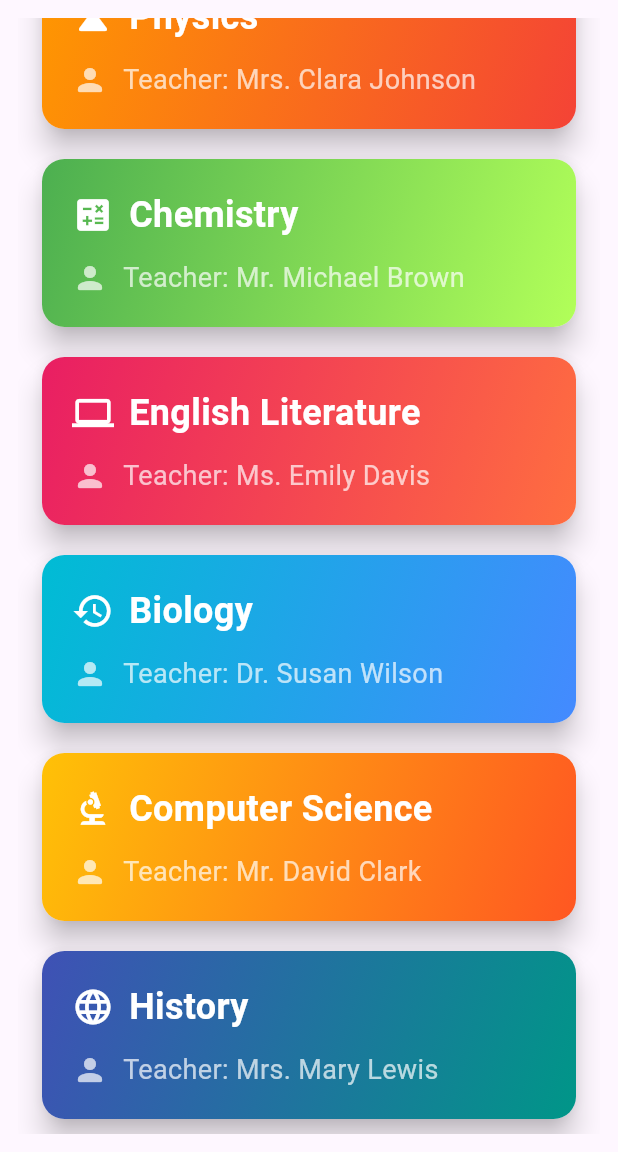
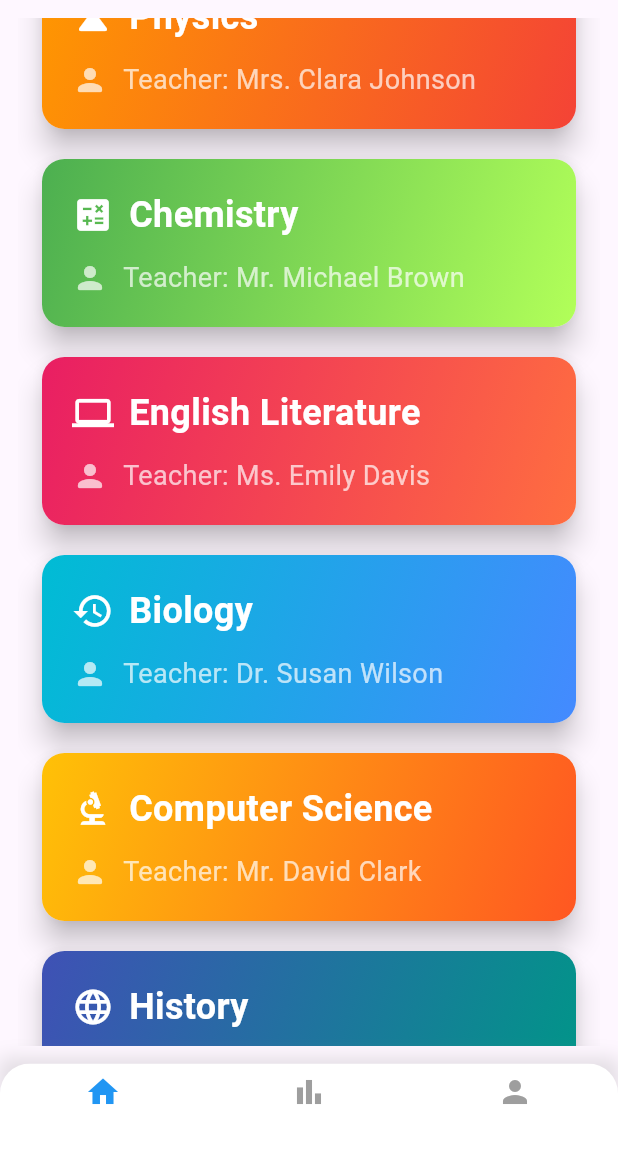
Before and after one commit to keyur653/kjit_hackathon, a Flutter app: the screen it shows after launch, scrolled down 180 dp, on a phone screen of 412 x 824 dp, the part 84-1236 px from its top. Run offline on Flutter 3.47's test engine with Material 3 defaults, Android fonts, the phone set to English and light mode, and no system bars; our stand-ins replace font_awesome_flutter, geolocator, image_picker.

Commit message:
Bottom NavBar

```diff
--- /dev/null
+++ b/attendance_app/lib/bnav.dart
@@ -0,0 +1,71 @@
+import 'package:attendance_app/pages/classes.dart';
+import 'package:attendance_app/pages/classes_2.dart';
+import 'package:flutter/material.dart';
+
+class BottomNavBar extends StatefulWidget {
+  const BottomNavBar({super.key});
+
+  @override
+  State<BottomNavBar> createState() => _BottomNavBarState();
+}
+
+class _BottomNavBarState extends State<BottomNavBar> {
+  int _selectedIndex = 0;
+
+  static List<Widget> _widgetOptions = <Widget>[
+    SubjectListScreen(),
+    SubjectListScreen2(),
+    SubjectListScreen(),
+  ];
+
+  void _onItemTapped(int index) {
+    setState(() {
+      _selectedIndex = index;
+    });
+  }
+
+  @override
+  Widget build(BuildContext context) {
+    return Scaffold(
+      body: Center(
+        child: _widgetOptions.elementAt(_selectedIndex),
+      ),
+      bottomNavigationBar: Container(
+        decoration: BoxDecoration(
+          boxShadow: [
+            BoxShadow(
+              color: Colors.grey.withOpacity(0.3),
+              spreadRadius: 1,
+              blurRadius: 10,
+              offset: const Offset(0, -3),
+            ),
+          ],
+        ),
+        child: ClipRRect(
+          borderRadius: const BorderRadius.only(
+            topLeft: Radius.circular(20.0),
+            topRight: Radius.circular(20.0),
+          ),
+          child: BottomNavigationBar(
+            items: const <BottomNavigationBarItem>[
+              BottomNavigationBarItem(icon: Icon(Icons.home), label: ''),
+              BottomNavigationBarItem(
+                icon: Icon(Icons.bar_chart),
+                label: '',
+              ),
+              BottomNavigationBarItem(icon: Icon(Icons.person), label: ''),
+            ],
+            currentIndex: _selectedIndex,
+            selectedItemColor: Colors.blue,
+            unselectedItemColor: Colors.grey,
+            showUnselectedLabels: true,
+            type: BottomNavigationBarType.fixed,
+            backgroundColor: Colors.white,
+            elevation: 0,
+            onTap: _onItemTapped,
+          ),
+        ),
+      ),
+    );
+  }
+}
--- a/attendance_app/lib/main.dart
+++ b/attendance_app/lib/main.dart
@@ -1,4 +1,5 @@
-import 'package:attendance_app/classes.dart';
+import 'package:attendance_app/bnav.dart';
+import 'package:attendance_app/pages/classes.dart';
 import 'package:attendance_app/pages/login.dart';
 import 'package:attendance_app/widgets/sign_up.dart';
 import 'package:flutter/material.dart';
@@ -21,7 +22,7 @@ class MyApp extends StatelessWidget {
         useMaterial3: true,
       ),
       // home:  AddItemPage(),
-      home: SubjectListScreen(),
+      home: BottomNavBar(),
     );
   }
 }
```
Also changed, not shown: attendance_app/lib/pages/classes_2.dart (added, +201 -0 lines), attendance_app/lib/pages/classes.dart (renamed from attendance_app/lib/classes.dart), attendance_app/pubspec.lock.
